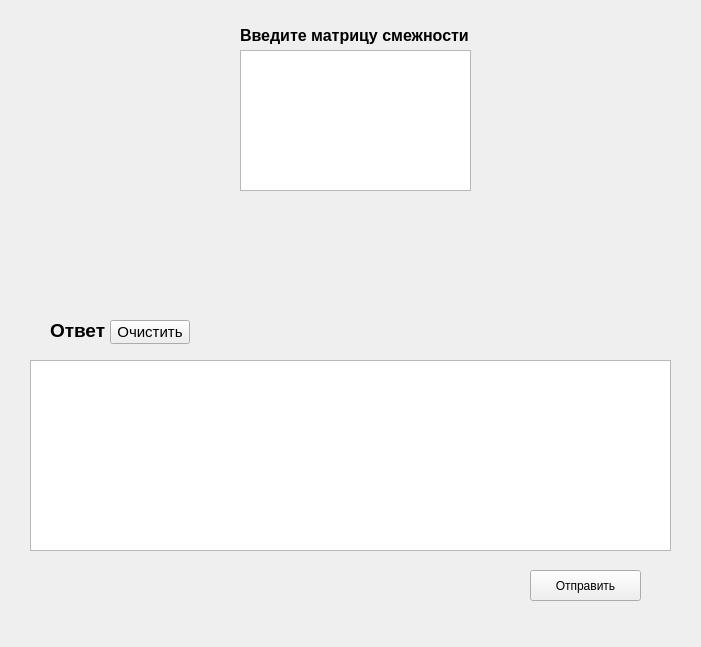
This is graphs/null_task.ui in Basota123/MathMinds as Qt 5 draws it before an edit. The edited form follows.
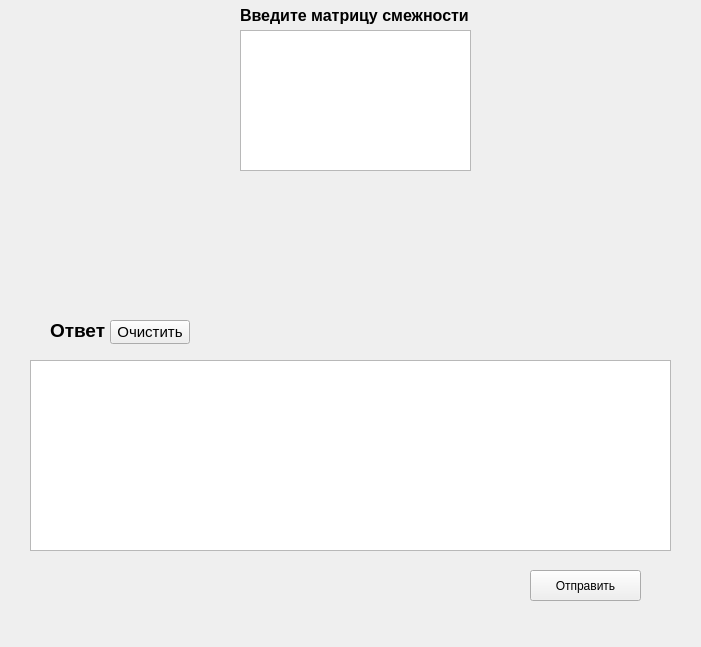
This is the edited form.

What changed in the file:
```diff
--- a/graphs/null_task.ui
+++ b/graphs/null_task.ui
@@ -17,7 +17,7 @@
    <property name="geometry">
     <rect>
      <x>240</x>
-     <y>20</y>
+     <y>0</y>
      <width>231</width>
      <height>31</height>
     </rect>
@@ -78,7 +78,7 @@
    <property name="geometry">
     <rect>
      <x>240</x>
-     <y>50</y>
+     <y>30</y>
      <width>231</width>
      <height>141</height>
     </rect>
```
